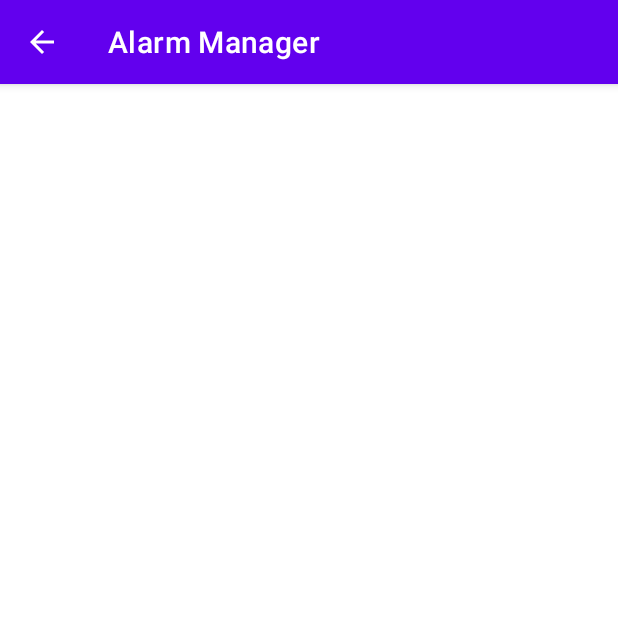
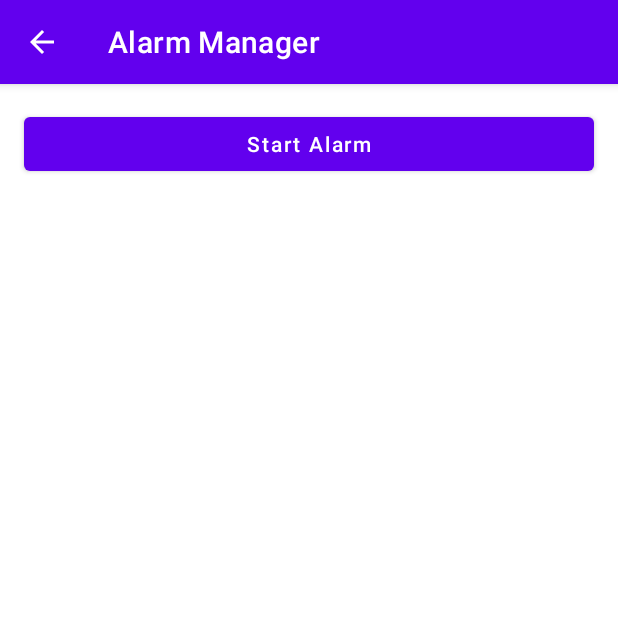
Before and after one commit to Fizhu/Android-Playground, an Android app: the AlarmActivity screen opened directly, with no data from a screen before it, on a phone screen of 412 x 824 dp, the top half of it. Run offline under Robolectric (Android 15) with nearby library versions, the phone set to English and light mode, and no system bars.

Commit message:
adding alarm manager

```diff
--- a/app/src/main/java/com/fizhu/androidplayground/AlarmActivity.kt
+++ b/app/src/main/java/com/fizhu/androidplayground/AlarmActivity.kt
@@ -1,7 +1,9 @@
 package com.fizhu.androidplayground
 
+import android.content.Intent
 import android.os.Bundle
 import androidx.appcompat.app.AppCompatActivity
+import com.fizhu.androidplayground.alarm.AlarmService
 import com.fizhu.androidplayground.databinding.ActivityAlarmBinding
 
 class AlarmActivity : AppCompatActivity() {
@@ -17,6 +19,9 @@ class AlarmActivity : AppCompatActivity() {
     private fun onInit() {
         with(binding) {
             toolbar.setNavigationOnClickListener { finish() }
+            btnStart.setOnClickListener {
+                startService(Intent(this@AlarmActivity, AlarmService::class.java))
+            }
         }
     }
 }
--- a/app/src/main/res/layout/activity_alarm.xml
+++ b/app/src/main/res/layout/activity_alarm.xml
@@ -23,4 +23,16 @@
 
     </com.google.android.material.appbar.AppBarLayout>
 
+    <com.google.android.material.button.MaterialButton
+        android:id="@+id/btn_start"
+        android:layout_width="match_parent"
+        android:layout_height="wrap_content"
+        android:layout_margin="16dp"
+        android:text="@string/start_alarm"
+        android:textAllCaps="false"
+        app:layout_constraintEnd_toEndOf="parent"
+        app:layout_constraintHorizontal_bias="0.5"
+        app:layout_constraintStart_toStartOf="parent"
+        app:layout_constraintTop_toBottomOf="@+id/appbar" />
+
 </androidx.constraintlayout.widget.ConstraintLayout>
--- a/app/src/main/res/values/strings.xml
+++ b/app/src/main/res/values/strings.xml
@@ -1,4 +1,5 @@
 <resources>
     <string name="app_name">Android Playground</string>
     <string name="alarm_manager">Alarm Manager</string>
+    <string name="start_alarm">Start Alarm</string>
 </resources>
```
Also changed, not shown: app/src/main/AndroidManifest.xml (+15 -0 lines), app/src/main/java/com/fizhu/androidplayground/alarm/AlarmBroadcastReceiver.kt (added, +50 -0 lines), app/src/main/java/com/fizhu/androidplayground/alarm/AlarmNotficationUtil.kt (added, +54 -0 lines), app/src/main/java/com/fizhu/androidplayground/alarm/AlarmService.kt (added, +66 -0 lines).
